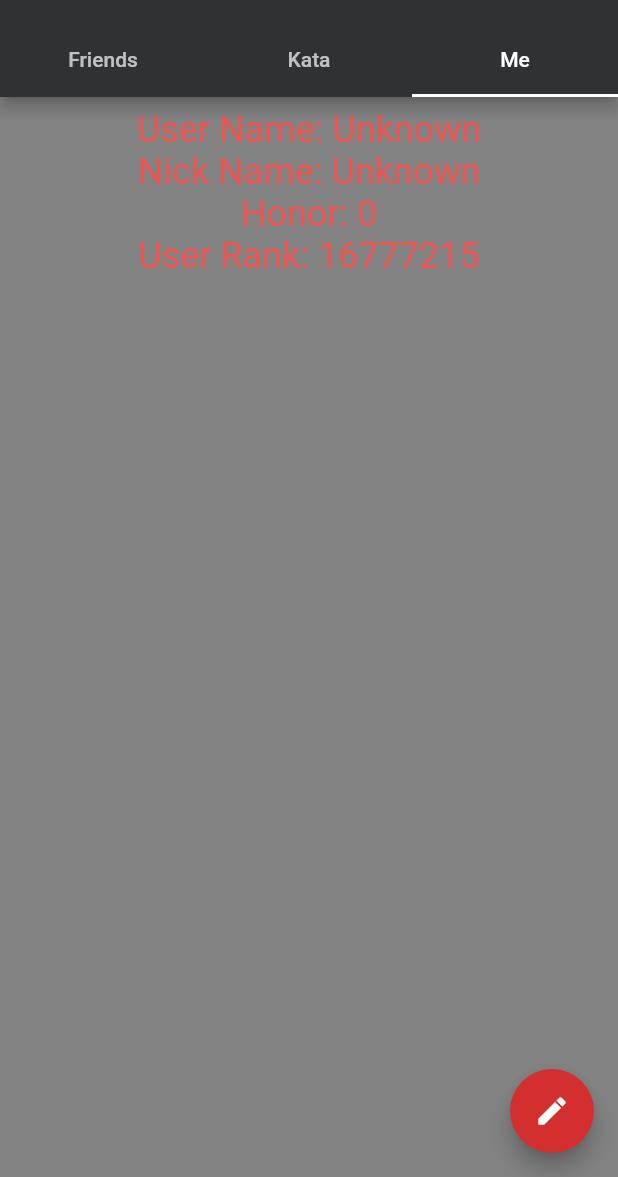
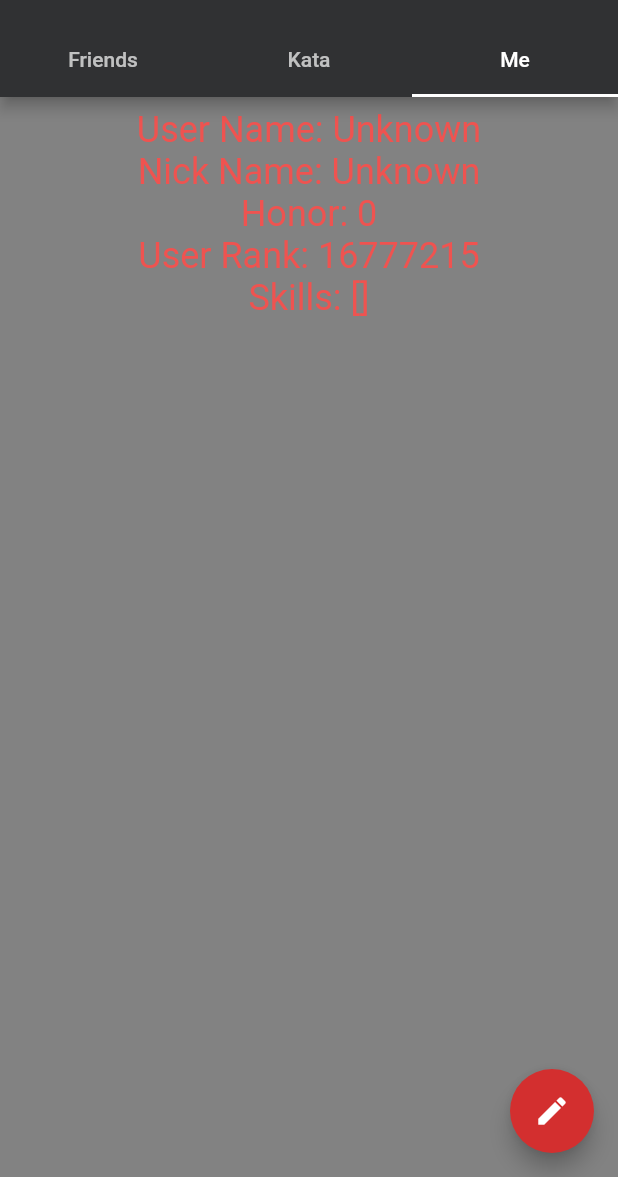
Before and after one commit to ice1000/code_wars_android, a Flutter app: the screen it shows after launch, tab 3 chosen, on a phone screen of 412 x 824 dp, the part 59-1236 px from its top. Run offline on Flutter 3.47's test engine with Material 2 defaults, Android fonts, the phone set to English and light mode, and no system bars.

```diff
--- a/lib/code_wars/code_wars.dart
+++ b/lib/code_wars/code_wars.dart
@@ -66,6 +66,7 @@ class CodeWarsUser {
   String name;
   int honor;
   int leaderboardPosition;
+  List<String> skills;
   Ranks rank;
 
   CodeWarsUser.empty() {
@@ -73,6 +74,7 @@ class CodeWarsUser {
     name = "Unknown";
     honor = 0;
     leaderboardPosition = 0xffffff;
+    skills = const[];
   }
 
 }
--- a/lib/main.dart
+++ b/lib/main.dart
@@ -121,6 +121,7 @@ class _TabsFabDemoState extends State<TabsFabDemo>
                 _user.name = json['name'];
                 _user.honor = json['honor'];
                 _user.leaderboardPosition = json['leaderboardPosition'];
+                _user.skills = json['skills'];
               });
               Navigator.pop(context);
             });
@@ -187,6 +188,8 @@ class _TabsFabDemoState extends State<TabsFabDemo>
               color: CodeWarsColors.red.shade400, fontSize: 24.0)),
           new Text("User Rank: ${_user.leaderboardPosition}", style:
           new TextStyle(color: CodeWarsColors.red.shade400, fontSize: 24.0)),
+          new Text("Skills: ${_user.skills.toString()}", style: new TextStyle(
+              color: CodeWarsColors.red.shade400, fontSize: 24.0)),
         ]);
     return new Scaffold(
       key: _scaffoldKey,
```
Also changed, not shown: lib/util/util.dart (+4 -14 lines).
